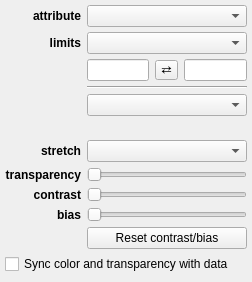
The window that glue/viewers/image/qt/layer_style_editor.ui (glue-viz/glue) describes before a commit, drawn with Qt 5.
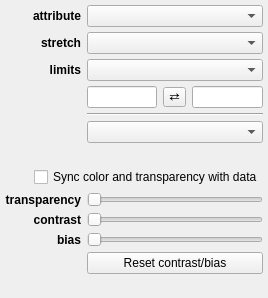
The same window after the commit. Custom widgets are drawn as their Qt base class.

Commit message: Improve layout of image layer editor

```diff
--- a/glue/viewers/image/qt/layer_style_editor.ui
+++ b/glue/viewers/image/qt/layer_style_editor.ui
@@ -6,8 +6,8 @@
    <rect>
     <x>0</x>
     <y>0</y>
-    <width>252</width>
-    <height>282</height>
+    <width>268</width>
+    <height>298</height>
    </rect>
   </property>
   <property name="windowTitle">
@@ -20,14 +20,40 @@
    <property name="margin">
     <number>5</number>
    </property>
-   <item row="3" column="3">
-    <widget class="QLineEdit" name="valuetext_v_max"/>
+   <item row="3" column="0">
+    <widget class="QLabel" name="label_2">
+     <property name="font">
+      <font>
+       <weight>75</weight>
+       <bold>true</bold>
+      </font>
+     </property>
+     <property name="text">
+      <string>limits</string>
+     </property>
+     <property name="alignment">
+      <set>Qt::AlignRight|Qt::AlignTrailing|Qt::AlignVCenter</set>
+     </property>
+    </widget>
    </item>
-   <item row="1" column="1" colspan="3">
-    <widget class="QComboBox" name="combodata_percentile"/>
+   <item row="2" column="0">
+    <widget class="QLabel" name="label_7">
+     <property name="font">
+      <font>
+       <weight>75</weight>
+       <bold>true</bold>
+      </font>
+     </property>
+     <property name="text">
+      <string>stretch</string>
+     </property>
+     <property name="alignment">
+      <set>Qt::AlignRight|Qt::AlignTrailing|Qt::AlignVCenter</set>
+     </property>
+    </widget>
    </item>
-   <item row="0" column="0">
-    <widget class="QLabel" name="label_3">
+   <item row="14" column="0">
+    <widget class="QLabel" name="label_6">
      <property name="font">
       <font>
        <weight>75</weight>
@@ -35,14 +61,30 @@
       </font>
      </property>
      <property name="text">
-      <string>attribute</string>
+      <string>bias</string>
      </property>
      <property name="alignment">
       <set>Qt::AlignRight|Qt::AlignTrailing|Qt::AlignVCenter</set>
      </property>
     </widget>
    </item>
-   <item row="3" column="2">
+   <item row="5" column="1">
+    <widget class="QLineEdit" name="valuetext_v_min"/>
+   </item>
+   <item row="17" column="1">
+    <spacer name="verticalSpacer">
+     <property name="orientation">
+      <enum>Qt::Vertical</enum>
+     </property>
+     <property name="sizeHint" stdset="0">
+      <size>
+       <width>20</width>
+       <height>40</height>
+      </size>
+     </property>
+    </spacer>
+   </item>
+   <item row="5" column="2">
     <widget class="QToolButton" name="button_flip_limits">
      <property name="styleSheet">
       <string notr="true">padding: 0px</string>
@@ -52,66 +94,44 @@
      </property>
     </widget>
    </item>
-   <item row="5" column="1" colspan="3">
-    <widget class="QColormapCombo" name="combodata_cmap">
-     <property name="sizeAdjustPolicy">
-      <enum>QComboBox::AdjustToMinimumContentsLength</enum>
+   <item row="2" column="1" colspan="3">
+    <widget class="QComboBox" name="combodata_stretch"/>
+   </item>
+   <item row="15" column="1" colspan="3">
+    <widget class="QPushButton" name="button_reset_contrast_bias">
+     <property name="text">
+      <string>Reset contrast/bias</string>
      </property>
     </widget>
    </item>
-   <item row="4" column="1" colspan="3">
+   <item row="13" column="1" colspan="3">
+    <widget class="QSlider" name="value_contrast">
+     <property name="maximum">
+      <number>1000</number>
+     </property>
+     <property name="orientation">
+      <enum>Qt::Horizontal</enum>
+     </property>
+    </widget>
+   </item>
+   <item row="6" column="1" colspan="3">
     <widget class="Line" name="line">
      <property name="orientation">
       <enum>Qt::Horizontal</enum>
      </property>
     </widget>
    </item>
-   <item row="1" column="0">
-    <widget class="QLabel" name="label_2">
-     <property name="font">
-      <font>
-       <weight>75</weight>
-       <bold>true</bold>
-      </font>
+   <item row="14" column="1" colspan="3">
+    <widget class="QSlider" name="value_bias">
+     <property name="maximum">
+      <number>1000</number>
      </property>
-     <property name="text">
-      <string>limits</string>
+     <property name="orientation">
+      <enum>Qt::Horizontal</enum>
      </property>
-     <property name="alignment">
-      <set>Qt::AlignRight|Qt::AlignTrailing|Qt::AlignVCenter</set>
-     </property>
     </widget>
    </item>
-   <item row="8" column="0">
-    <widget class="QLabel" name="label_7">
-     <property name="font">
-      <font>
-       <weight>75</weight>
-       <bold>true</bold>
-      </font>
-     </property>
-     <property name="text">
-      <string>stretch</string>
-     </property>
-     <property name="alignment">
-      <set>Qt::AlignRight|Qt::AlignTrailing|Qt::AlignVCenter</set>
-     </property>
-    </widget>
-   </item>
-   <item row="6" column="1">
-    <widget class="QColorBox" name="color_color">
-     <property name="sizePolicy">
-      <sizepolicy hsizetype="Preferred" vsizetype="Minimum">
-       <horstretch>0</horstretch>
-       <verstretch>0</verstretch>
-      </sizepolicy>
-     </property>
-     <property name="text">
-      <string/>
-     </property>
-    </widget>
-   </item>
-   <item row="9" column="0">
+   <item row="12" column="0">
     <widget class="QLabel" name="label_4">
      <property name="font">
       <font>
@@ -127,7 +147,7 @@
      </property>
     </widget>
    </item>
-   <item row="10" column="0">
+   <item row="13" column="0">
     <widget class="QLabel" name="label_5">
      <property name="font">
       <font>
@@ -143,59 +163,16 @@
      </property>
     </widget>
    </item>
-   <item row="12" column="1" colspan="3">
-    <widget class="QPushButton" name="button_reset_contrast_bias">
-     <property name="text">
-      <string>Reset contrast/bias</string>
-     </property>
-    </widget>
-   </item>
-   <item row="3" column="1">
-    <widget class="QLineEdit" name="valuetext_v_min"/>
-   </item>
    <item row="0" column="1" colspan="3">
     <widget class="QComboBox" name="combodata_attribute"/>
    </item>
-   <item row="11" column="1" colspan="3">
-    <widget class="QSlider" name="value_bias">
-     <property name="maximum">
-      <number>1000</number>
-     </property>
-     <property name="orientation">
-      <enum>Qt::Horizontal</enum>
-     </property>
-    </widget>
+   <item row="5" column="3">
+    <widget class="QLineEdit" name="valuetext_v_max"/>
    </item>
-   <item row="10" column="1" colspan="3">
-    <widget class="QSlider" name="value_contrast">
-     <property name="maximum">
-      <number>1000</number>
-     </property>
-     <property name="orientation">
-      <enum>Qt::Horizontal</enum>
-     </property>
-    </widget>
+   <item row="3" column="1" colspan="3">
+    <widget class="QComboBox" name="combodata_percentile"/>
    </item>
-   <item row="8" column="1" colspan="3">
-    <widget class="QComboBox" name="combodata_stretch"/>
-   </item>
-   <item row="11" column="0">
-    <widget class="QLabel" name="label_6">
-     <property name="font">
-      <font>
-       <weight>75</weight>
-       <bold>true</bold>
-      </font>
-     </property>
-     <property name="text">
-      <string>bias</string>
-     </property>
-     <property name="alignment">
-      <set>Qt::AlignRight|Qt::AlignTrailing|Qt::AlignVCenter</set>
-     </property>
-    </widget>
-   </item>
-   <item row="9" column="1" colspan="3">
+   <item row="12" column="1" colspan="3">
     <widget class="QSlider" name="value_alpha">
      <property name="maximum">
       <number>100</number>
@@ -205,23 +182,63 @@
      </property>
     </widget>
    </item>
-   <item row="14" column="1">
-    <spacer name="verticalSpacer">
+   <item row="7" column="1" colspan="3">
+    <widget class="QColormapCombo" name="combodata_cmap">
+     <property name="sizeAdjustPolicy">
+      <enum>QComboBox::AdjustToMinimumContentsLength</enum>
+     </property>
+    </widget>
+   </item>
+   <item row="0" column="0">
+    <widget class="QLabel" name="label_3">
+     <property name="font">
+      <font>
+       <weight>75</weight>
+       <bold>true</bold>
+      </font>
+     </property>
+     <property name="text">
+      <string>attribute</string>
+     </property>
+     <property name="alignment">
+      <set>Qt::AlignRight|Qt::AlignTrailing|Qt::AlignVCenter</set>
+     </property>
+    </widget>
+   </item>
+   <item row="11" column="0" colspan="4">
+    <layout class="QHBoxLayout" name="horizontalLayout">
+     <item>
+      <spacer name="horizontalSpacer_2">
      <property name="orientation">
-      <enum>Qt::Vertical</enum>
+        <enum>Qt::Horizontal</enum>
      </property>
      <property name="sizeHint" stdset="0">
       <size>
-       <width>20</width>
-       <height>40</height>
+         <width>40</width>
+         <height>20</height>
       </size>
      </property>
     </spacer>
    </item>
-   <item row="13" column="0" colspan="4">
+     <item>
     <widget class="QCheckBox" name="bool_global_sync">
      <property name="text">
       <string>Sync color and transparency with data</string>
+       </property>
+      </widget>
+     </item>
+    </layout>
+   </item>
+   <item row="8" column="1" colspan="3">
+    <widget class="QColorBox" name="color_color">
+     <property name="sizePolicy">
+      <sizepolicy hsizetype="Preferred" vsizetype="Minimum">
+       <horstretch>0</horstretch>
+       <verstretch>0</verstretch>
+      </sizepolicy>
+     </property>
+     <property name="text">
+      <string/>
      </property>
     </widget>
    </item>
```
Lines whose indentation alone changed are shown as unchanged.
